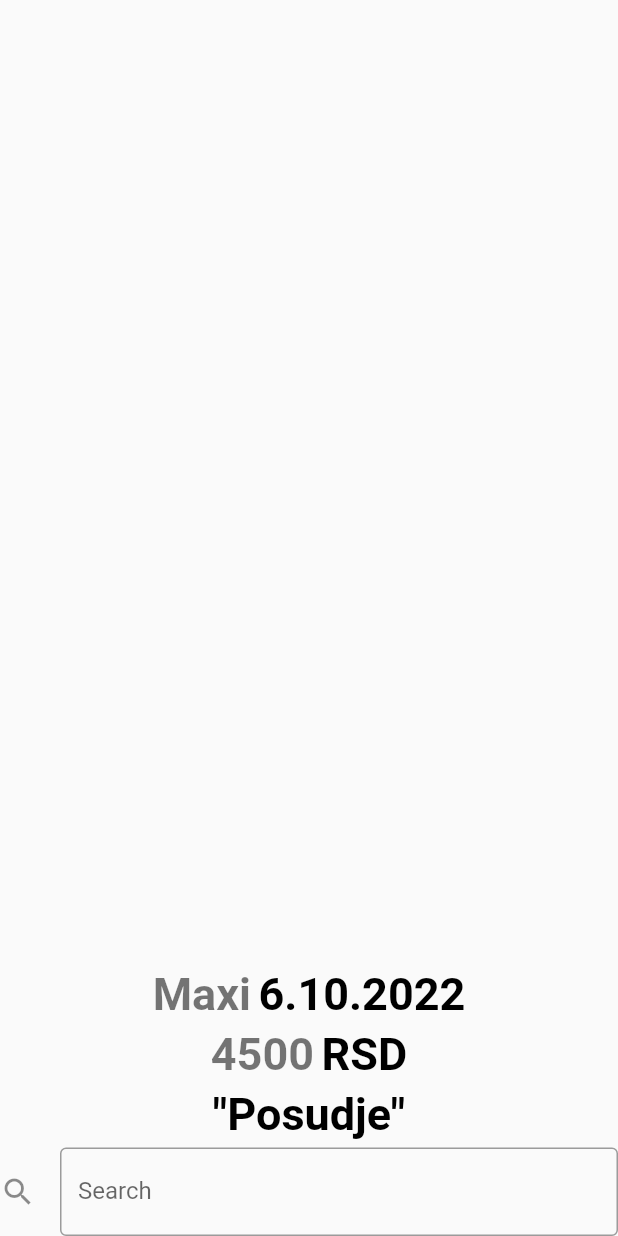
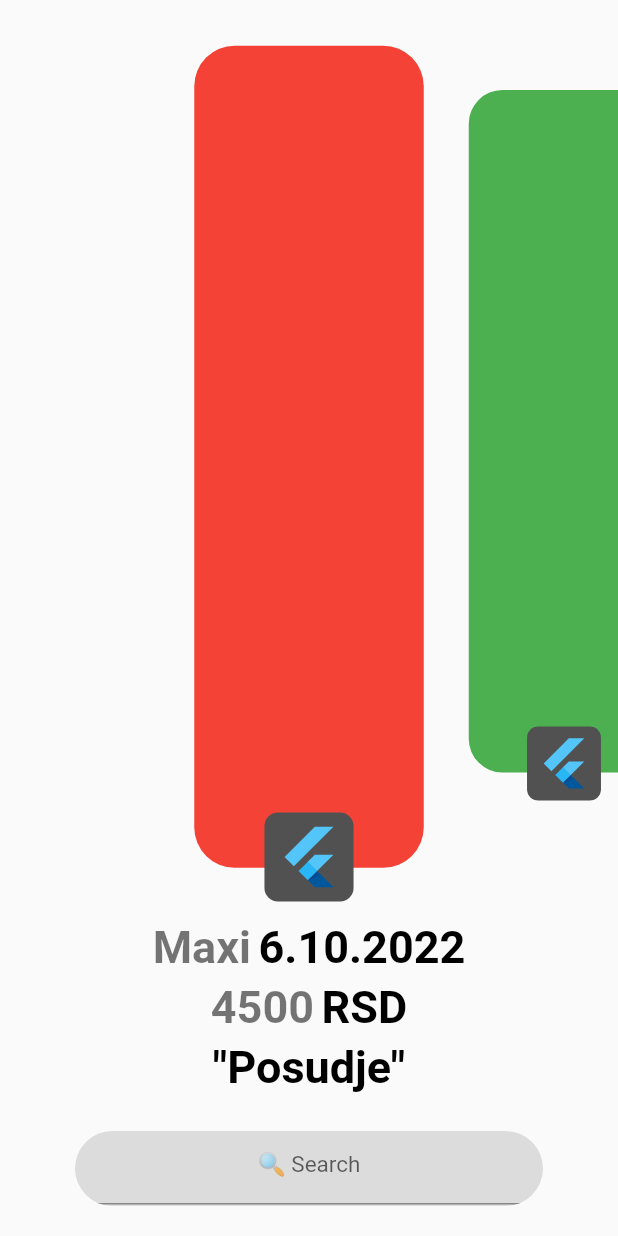
Before and after one commit to UrosSysPro/Checkout-App, a Flutter app: the CollectionOverViewWidget widget shown alone on an empty page, opened directly, on a phone screen of 412 x 824 dp. Run offline on Flutter 3.47's test engine with Material 2 defaults, Android fonts, the light colour scheme and no system bars.

Commit message:
radi skrolovanje na prvoj strani

```diff
--- a/lib/CollectionOverViewWidget.dart
+++ b/lib/CollectionOverViewWidget.dart
@@ -1,5 +1,8 @@
 import 'package:flutter/material.dart';
+import 'package:flutter/material.dart';
+import 'package:flutter/rendering.dart';
 import 'package:flutter/widgets.dart';
+import 'dart:math';
 
 class CollectionOverViewWidget extends StatefulWidget {
   const CollectionOverViewWidget({ Key? key }) : super(key: key);
@@ -9,23 +12,80 @@
 }
 
 class _CollectionOverViewWidgetState extends State<CollectionOverViewWidget> {
+
+  late final ScrollController scrollController;
+  double scrollOffset=0;
+  final double receiptWidth=170;
+
+  @override
+  void initState() {
+    // TODO: implement initState
+    super.initState();
+    scrollController=ScrollController();
+    scrollController.addListener(_onScroll);
+
+  }
+  @override
+  void dispose() {
+    // TODO: implement dispose
+    super.dispose();
+    scrollController.dispose();
+  }
+
+  void _onScroll(){
+    // print(scrollController.offset);
+    setState(() {
+      scrollOffset=scrollController.offset;
+    });
+  }
+
   @override
   Widget build(BuildContext context) {
     return Column(
       children: [
-        Expanded(child: ListView(),flex: 1,),
+        Expanded(child: receiptsList(),flex: 1,),
         info(),
-        TextField(
-          decoration: InputDecoration(
-            labelText: "Search",
-            icon: Icon(Icons.search),
-            border: OutlineInputBorder()
-          ),
-        )
+        search()
       ],
     );
   }
-  Column info(){
+
+
+
+
+  Widget receiptsList(){
+
+    List<Widget> widgets=[];
+    List<Color> colors=[
+      Colors.red,
+      Colors.green,
+      Colors.blue,
+      Colors.orange,
+      Colors.cyan,
+      Colors.lime,
+      Colors.purple
+    ];
+    double screenWidth=MediaQuery.of(context).size.width;
+    widgets.add(SizedBox(width: (screenWidth-receiptWidth)/2.0,));
+    for(int i=0;i<colors.length;i++){
+      double scale=i*receiptWidth-scrollOffset;
+      scale=scale>0?scale:-scale;
+      double translate=-scale/10;
+      scale/=1000;
+      scale=1.0-scale;
+      scale=max(0, scale*0.9);
+      widgets.add(ReceiptListItem(colors[i],receiptWidth,scale,translate));
+    }
+    widgets.add(SizedBox(width: (screenWidth-receiptWidth)/2.0,));
+    return ListView(
+      clipBehavior: Clip.none,
+      controller: scrollController,
+      scrollDirection: Axis.horizontal,
+      children: widgets,
+    );
+  }
+
+  Widget info(){
     FontWeight weight=FontWeight.bold;
     double fontSize=30;
     var decorationDark=TextStyle(
@@ -63,4 +123,73 @@
       ]
     );
   }
+
+  Widget search(){
+    return Padding(
+      padding: EdgeInsets.fromLTRB(50, 20, 50, 20),
+      child: Container(
+        clipBehavior: Clip.antiAlias,
+        child: Padding(
+          padding: const EdgeInsets.all(1),
+          child: TextField(
+            style: TextStyle(fontSize: 15,height: .7),
+            textAlign: TextAlign.center,
+            // textAlignVertical: TextAlignVertical.center,
+            decoration: InputDecoration(
+              hintText: "🔍 Search",
+            ),
+          ),
+        ),
+        decoration: BoxDecoration(
+          borderRadius: BorderRadius.circular(25),
+          color: Colors.black12
+        ),
+      ),
+    );
+  }
+
 }
+
+class ReceiptListItem extends StatelessWidget {
+  final Color color;
+  final double scale;
+  final double width;
+  final double translate;
+  const ReceiptListItem(this.color,this.width,this.scale,this.translate,{ Key? key }) : super(key: key);
+
+  @override
+  Widget build(BuildContext context) {
+    return Transform.translate(
+      offset: Offset(0,translate),
+      child: Transform.scale(
+        scale: scale,
+        child: SizedBox(
+          width:width,
+          child: Container(
+            clipBehavior: Clip.none,
+            child: Align(
+              alignment: Alignment.bottomCenter,
+              child: Transform.translate(
+                offset: Offset(0,25),
+                child: Container(
+                  decoration: BoxDecoration(
+                    borderRadius: BorderRadius.circular(10),
+                    color: Color(0xff515151)
+                  ),
+                  child: Padding(
+                    padding: const EdgeInsets.all(8.0),
+                    child: FlutterLogo(size: 50),
+                  ),
+                )
+              ),
+            ),
+            decoration: BoxDecoration(
+              borderRadius: BorderRadius.circular(30),
+              color: color,
+            ),
+          ),
+        ),
+      ),
+    );
+  }
+}
```
